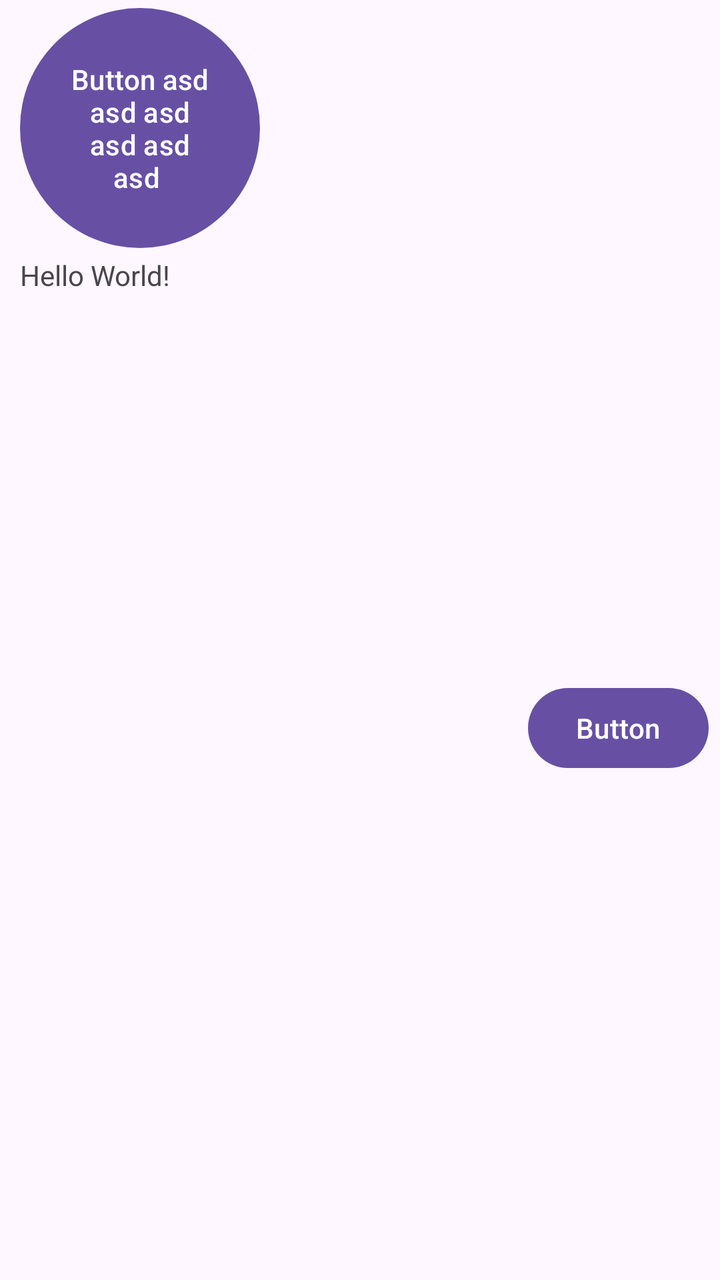
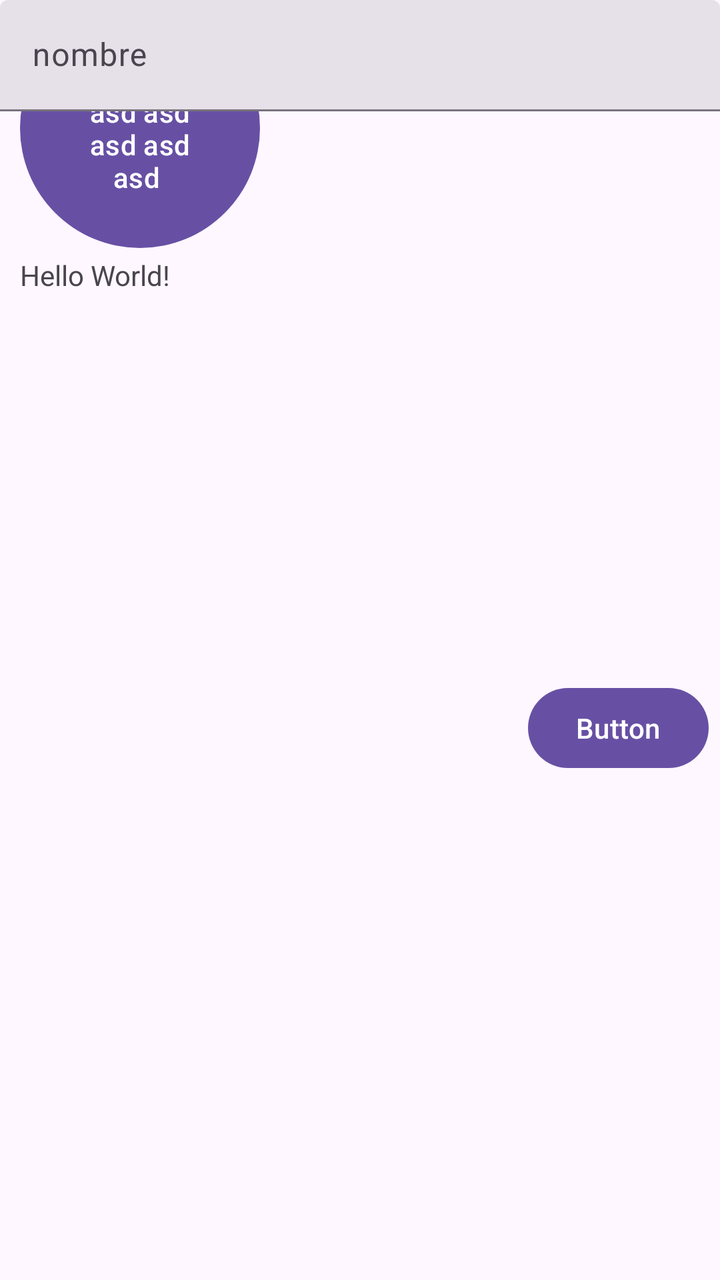

An Android layout rendered at two revisions. The XML below is the earlier revision; the diff shows what the commit changed to produce the second picture.
<!-- AndroidManifest.xml: application theme Theme.MyApplication -->
<!-- res/layout/activity_main.xml -->
<?xml version="1.0" encoding="utf-8"?>
<androidx.constraintlayout.widget.ConstraintLayout xmlns:android="http://schemas.android.com/apk/res/android"
    xmlns:app="http://schemas.android.com/apk/res-auto"
    xmlns:tools="http://schemas.android.com/tools"
    android:id="@+id/main"
    android:layout_width="match_parent"
    android:layout_height="match_parent"
    tools:context=".MainActivity">

    <TextView
        android:id="@+id/texto"
        android:layout_width="wrap_content"
        android:layout_height="wrap_content"
        android:text="@string/hello_world"

        app:layout_constraintHorizontal_bias="0"
        app:layout_constraintVertical_bias="0"
        app:layout_constraintBottom_toBottomOf="parent"
        app:layout_constraintEnd_toEndOf="parent"
        app:layout_constraintStart_toStartOf="@id/button"
        app:layout_constraintTop_toBottomOf="@id/button"
/>

    <Button
        android:id="@+id/button"

        android:layout_width="0dp"
        android:layout_height="0dp"
        android:layout_marginStart="@dimen/margen_small"
        android:layout_marginEnd="8dp"
        android:text="Button asd asd asd asd asd asd "


        app:layout_constraintBottom_toTopOf="@+id/finboton"
        app:layout_constraintEnd_toEndOf="@+id/guideline3"
        app:layout_constraintHorizontal_bias="0"
        app:layout_constraintStart_toStartOf="parent"
        app:layout_constraintTop_toTopOf="parent"
        app:layout_constraintVertical_bias="0.097" />

    <androidx.constraintlayout.widget.Guideline
        android:id="@+id/finboton"
        android:layout_width="wrap_content"
        android:layout_height="wrap_content"
        android:orientation="horizontal"
        app:layout_constraintGuide_percent="0.20" />

    <Button
        android:id="@+id/button5"
        android:layout_width="wrap_content"
        android:layout_height="wrap_content"
        android:layout_marginStart="264dp"
        android:layout_marginTop="340dp"
        android:text="Button"
        app:layout_constraintStart_toStartOf="parent"
        app:layout_constraintTop_toTopOf="parent" />

    <androidx.constraintlayout.widget.Guideline
        android:id="@+id/guideline3"
        android:layout_width="wrap_content"
        android:layout_height="wrap_content"
        android:orientation="vertical"
        app:layout_constraintGuide_begin="138dp" />


</androidx.constraintlayout.widget.ConstraintLayout>
<!-- resources referenced by this layout -->
<resources>
  <dimen name="margen_small">10dp</dimen>
  <string name="hello_world">Hello World!</string>
  <style name="Theme.MyApplication" parent="Base.Theme.MyApplication" />
  <style name="Base.Theme.MyApplication" parent="Theme.Material3.DayNight.NoActionBar">
          
          
      </style>
</resources>

<!-- the commit's change to res/layout/activity_main.xml (unified diff, before → after) -->
@@ -5,7 +5,7 @@
     android:id="@+id/main"
     android:layout_width="match_parent"
     android:layout_height="match_parent"
-    tools:context=".MainActivity">
+    tools:context=".ui.MainActivity">
 
     <TextView
         android:id="@+id/texto"
@@ -46,7 +46,7 @@
         app:layout_constraintGuide_percent="0.20" />
 
     <Button
-        android:id="@+id/button5"
+        android:id="@+id/buttonLanzaPantalla"
         android:layout_width="wrap_content"
         android:layout_height="wrap_content"
         android:layout_marginStart="264dp"
@@ -55,6 +55,26 @@
         app:layout_constraintStart_toStartOf="parent"
         app:layout_constraintTop_toTopOf="parent" />
 
+    <com.google.android.material.textfield.TextInputLayout
+        style="?attr/textInputFilledStyle"
+        android:id="@+id/filledTextField"
+        android:layout_width="match_parent"
+        android:layout_height="0dp"
+        android:hint="nombre"
+
+        app:layout_constraintTop_toTopOf="parent"
+        app:layout_constraintStart_toStartOf="parent"
+        >
+
+        <com.google.android.material.textfield.TextInputEditText
+            android:id="@+id/txcajaTexto"
+            android:layout_width="match_parent"
+            android:layout_height="wrap_content"
+            />
+
+
+
+    </com.google.android.material.textfield.TextInputLayout>
     <androidx.constraintlayout.widget.Guideline
         android:id="@+id/guideline3"
         android:layout_width="wrap_content"
